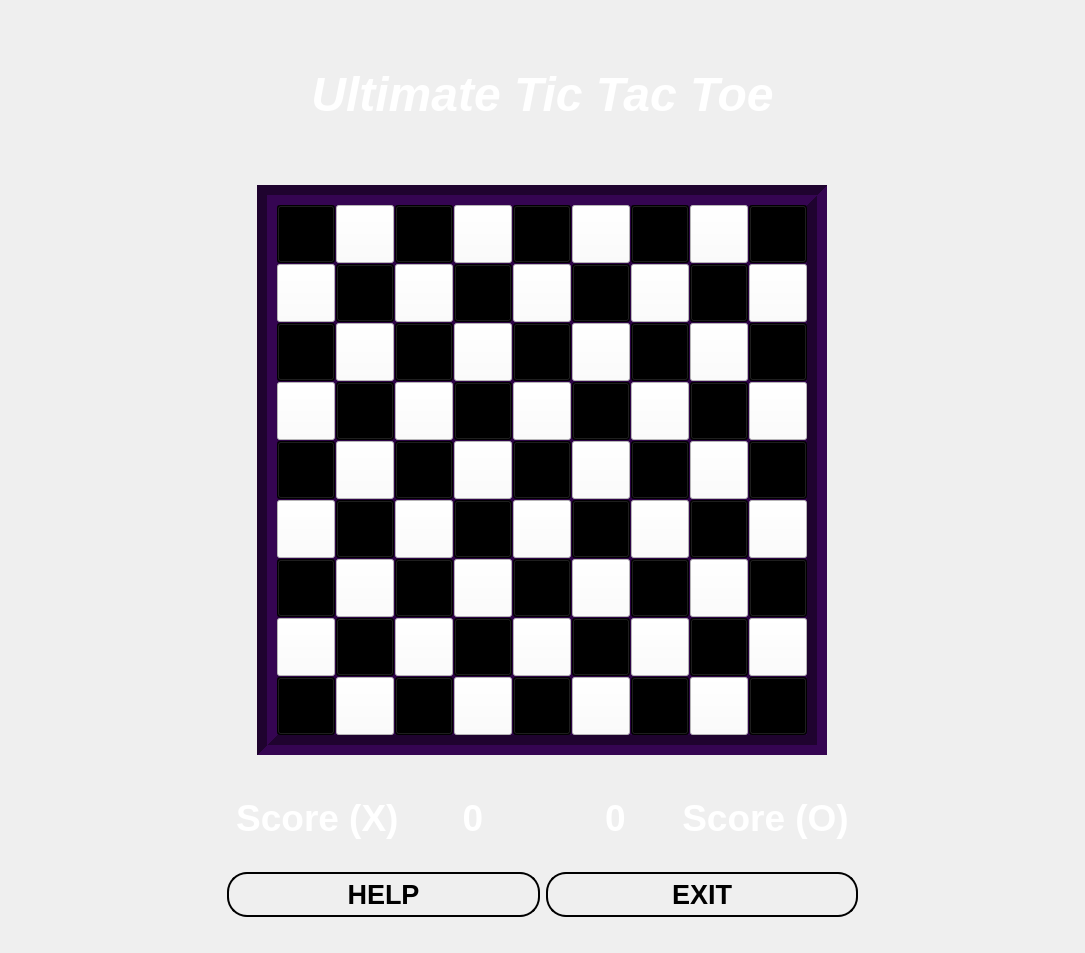
The window that ultimategame.ui (Mohammed-3tef/Tic_Tac_Masterpiece_GUI) describes before a commit, drawn with Qt 5.
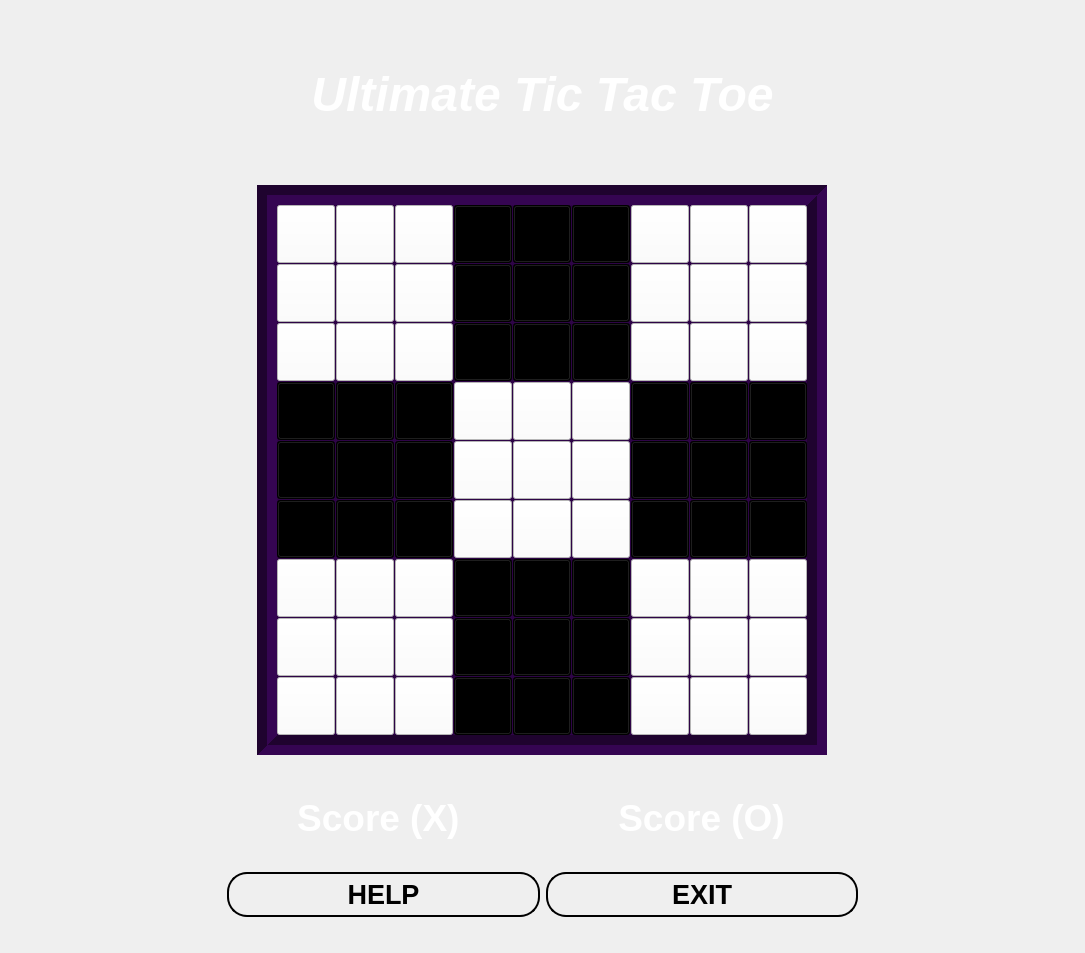
The same window after the commit.

The edit to the form file:
```diff
--- a/ultimategame.ui
+++ b/ultimategame.ui
@@ -129,7 +129,8 @@
                   </sizepolicy>
                  </property>
                  <property name="styleSheet">
-                  <string notr="true">background-color:rgb(0,0,0);</string>
+                  <string notr="true">background-color:#fff
+;</string>
                  </property>
                  <property name="text">
                   <string/>
@@ -161,7 +162,8 @@
                   </sizepolicy>
                  </property>
                  <property name="styleSheet">
-                  <string notr="true">background-color:rgb(0,0,0);</string>
+                  <string notr="true">background-color:#fff
+;</string>
                  </property>
                  <property name="text">
                   <string/>
@@ -177,7 +179,7 @@
                   </sizepolicy>
                  </property>
                  <property name="styleSheet">
-                  <string notr="true">background-color: rgb(255, 255, 255);</string>
+                  <string notr="true">background-color:rgb(0,0,0);</string>
                  </property>
                  <property name="text">
                   <string/>
@@ -209,7 +211,7 @@
                   </sizepolicy>
                  </property>
                  <property name="styleSheet">
-                  <string notr="true">background-color: rgb(255, 255, 255);</string>
+                  <string notr="true">background-color:rgb(0,0,0);</string>
                  </property>
                  <property name="text">
                   <string/>
@@ -225,7 +227,8 @@
                   </sizepolicy>
                  </property>
                  <property name="styleSheet">
-                  <string notr="true">background-color:rgb(0,0,0);</string>
+                  <string notr="true">background-color:#fff
+;</string>
                  </property>
                  <property name="text">
                   <string/>
@@ -257,7 +260,8 @@
                   </sizepolicy>
                  </property>
                  <property name="styleSheet">
-                  <string notr="true">background-color:rgb(0,0,0);</string>
+                  <string notr="true">background-color:#fff
+;</string>
                  </property>
                  <property name="text">
                   <string/>
@@ -289,7 +293,8 @@
                   </sizepolicy>
                  </property>
                  <property name="styleSheet">
-                  <string notr="true">background-color:rgb(0,0,0);</string>
+                  <string notr="true">background-color:#fff
+;</string>
                  </property>
                  <property name="text">
                   <string/>
@@ -337,7 +342,7 @@
                   </sizepolicy>
                  </property>
                  <property name="styleSheet">
-                  <string notr="true">background-color: rgb(255, 255, 255);</string>
+                  <string notr="true">background-color:rgb(0,0,0);</string>
                  </property>
                  <property name="text">
                   <string/>
@@ -385,7 +390,8 @@
                   </sizepolicy>
                  </property>
                  <property name="styleSheet">
-                  <string notr="true">background-color:rgb(0,0,0);</string>
+                  <string notr="true">background-color:#fff
+;</string>
                  </property>
                  <property name="text">
                   <string/>
@@ -417,7 +423,8 @@
                   </sizepolicy>
                  </property>
                  <property name="styleSheet">
-                  <string notr="true">background-color:rgb(0,0,0);</string>
+                  <string notr="true">background-color:#fff
+;</string>
                  </property>
                  <property name="text">
                   <string/>
@@ -449,7 +456,8 @@
                   </sizepolicy>
                  </property>
                  <property name="styleSheet">
-                  <string notr="true">background-color:rgb(0,0,0);</string>
+                  <string notr="true">background-color:#fff
+;</string>
                  </property>
                  <property name="text">
                   <string/>
@@ -465,7 +473,7 @@
                   </sizepolicy>
                  </property>
                  <property name="styleSheet">
-                  <string notr="true">background-color: rgb(255, 255, 255);</string>
+                  <string notr="true">background-color:rgb(0,0,0);</string>
                  </property>
                  <property name="text">
                   <string/>
@@ -497,7 +505,7 @@
                   </sizepolicy>
                  </property>
                  <property name="styleSheet">
-                  <string notr="true">background-color: rgb(255, 255, 255);</string>
+                  <string notr="true">background-color:rgb(0,0,0);</string>
                  </property>
                  <property name="text">
                   <string/>
@@ -513,7 +521,8 @@
                   </sizepolicy>
                  </property>
                  <property name="styleSheet">
-                  <string notr="true">background-color:rgb(0,0,0);</string>
+                  <string notr="true">background-color:#fff
+;</string>
                  </property>
                  <property name="text">
                   <string/>
@@ -545,7 +554,8 @@
                   </sizepolicy>
                  </property>
                  <property name="styleSheet">
-                  <string notr="true">background-color:rgb(0,0,0);</string>
+                  <string notr="true">background-color:#fff
+;</string>
                  </property>
                  <property name="text">
                   <string/>
@@ -561,7 +571,7 @@
                   </sizepolicy>
                  </property>
                  <property name="styleSheet">
-                  <string notr="true">background-color: rgb(255, 255, 255);</string>
+                  <string notr="true">background-color:rgb(0,0,0);</string>
                  </property>
                  <property name="text">
                   <string/>
@@ -593,7 +603,7 @@
                   </sizepolicy>
                  </property>
                  <property name="styleSheet">
-                  <string notr="true">background-color: rgb(255, 255, 255);</string>
+                  <string notr="true">background-color:rgb(0,0,0);</string>
                  </property>
                  <property name="text">
                   <string/>
@@ -609,7 +619,8 @@
                   </sizepolicy>
                  </property>
                  <property name="styleSheet">
-                  <string notr="true">background-color:rgb(0,0,0);</string>
+                  <string notr="true">background-color:#fff
+;</string>
                  </property>
                  <property name="text">
                   <string/>
@@ -641,7 +652,8 @@
                   </sizepolicy>
                  </property>
                  <property name="styleSheet">
-                  <string notr="true">background-color:rgb(0,0,0);</string>
+                  <string notr="true">background-color:#fff
+;</string>
                  </property>
                  <property name="text">
                   <string/>
@@ -657,7 +669,7 @@
                   </sizepolicy>
                  </property>
                  <property name="styleSheet">
-                  <string notr="true">background-color: rgb(255, 255, 255);</string>
+                  <string notr="true">background-color:rgb(0,0,0);</string>
                  </property>
                  <property name="text">
                   <string/>
@@ -689,7 +701,7 @@
                   </sizepolicy>
                  </property>
                  <property name="styleSheet">
-                  <string notr="true">background-color: rgb(255, 255, 255);</string>
+                  <string notr="true">background-color:rgb(0,0,0);</string>
                  </property>
                  <property name="text">
                   <string/>
@@ -721,7 +733,7 @@
                   </sizepolicy>
                  </property>
                  <property name="styleSheet">
-                  <string notr="true">background-color: rgb(255, 255, 255);</string>
+                  <string notr="true">background-color:rgb(0,0,0);</string>
                  </property>
                  <property name="text">
                   <string/>
@@ -769,7 +781,8 @@
                   </sizepolicy>
                  </property>
                  <property name="styleSheet">
-                  <string notr="true">background-color:rgb(0,0,0);</string>
+                  <string notr="true">background-color:#fff
+;</string>
                  </property>
                  <property name="text">
                   <string/>
@@ -817,7 +830,7 @@
                   </sizepolicy>
                  </property>
                  <property name="styleSheet">
-                  <string notr="true">background-color: rgb(255, 255, 255);</string>
+                  <string notr="true">background-color:rgb(0,0,0);</string>
                  </property>
                  <property name="text">
                   <string/>
@@ -849,7 +862,7 @@
                   </sizepolicy>
                  </property>
                  <property name="styleSheet">
-                  <string notr="true">background-color: rgb(255, 255, 255);</string>
+                  <string notr="true">background-color:rgb(0,0,0);</string>
                  </property>
                  <property name="text">
                   <string/>
@@ -881,7 +894,7 @@
                   </sizepolicy>
                  </property>
                  <property name="styleSheet">
-                  <string notr="true">background-color: rgb(255, 255, 255);</string>
+                  <string notr="true">background-color:rgb(0,0,0);</string>
                  </property>
                  <property name="text">
                   <string/>
@@ -897,7 +910,8 @@
                   </sizepolicy>
                  </property>
                  <property name="styleSheet">
-                  <string notr="true">background-color:rgb(0,0,0);</string>
+                  <string notr="true">background-color:#fff
+;</string>
                  </property>
                  <property name="text">
                   <string/>
@@ -929,7 +943,8 @@
                   </sizepolicy>
                  </property>
                  <property name="styleSheet">
-                  <string notr="true">background-color:rgb(0,0,0);</string>
+                  <string notr="true">background-color:#fff
+;</string>
                  </property>
                  <property name="text">
                   <string/>
@@ -945,7 +960,7 @@
                   </sizepolicy>
                  </property>
                  <property name="styleSheet">
-                  <string notr="true">background-color: rgb(255, 255, 255);</string>
+                  <string notr="true">background-color:rgb(0,0,0);</string>
                  </property>
                  <property name="text">
                   <string/>
@@ -977,7 +992,7 @@
                   </sizepolicy>
                  </property>
                  <property name="styleSheet">
-                  <string notr="true">background-color: rgb(255, 255, 255);</string>
+                  <string notr="true">background-color:rgb(0,0,0);</string>
                  </property>
                  <property name="text">
                   <string/>
@@ -993,7 +1008,8 @@
                   </sizepolicy>
                  </property>
                  <property name="styleSheet">
-                  <string notr="true">background-color:rgb(0,0,0);</string>
+                  <string notr="true">background-color:#fff
+;</string>
                  </property>
                  <property name="text">
                   <string/>
@@ -1025,7 +1041,8 @@
                   </sizepolicy>
                  </property>
                  <property name="styleSheet">
-                  <string notr="true">background-color:rgb(0,0,0);</string>
+                  <string notr="true">background-color:#fff
+;</string>
                  </property>
                  <property name="text">
                   <string/>
@@ -1041,7 +1058,7 @@
                   </sizepolicy>
                  </property>
                  <property name="styleSheet">
-                  <string notr="true">background-color: rgb(255, 255, 255);</string>
+                  <string notr="true">background-color:rgb(0,0,0);</string>
                  </property>
                  <property name="text">
                   <string/>
@@ -1073,7 +1090,7 @@
                   </sizepolicy>
                  </property>
                  <property name="styleSheet">
-                  <string notr="true">background-color: rgb(255, 255, 255);</string>
+                  <string notr="true">background-color:rgb(0,0,0);</string>
                  </property>
                  <property name="text">
                   <string/>
@@ -1089,7 +1106,8 @@
                   </sizepolicy>
                  </property>
                  <property name="styleSheet">
-                  <string notr="true">background-color:rgb(0,0,0);</string>
+                  <string notr="true">background-color:#fff
+;</string>
                  </property>
                  <property name="text">
                   <string/>
@@ -1121,7 +1139,8 @@
                   </sizepolicy>
                  </property>
                  <property name="styleSheet">
-                  <string notr="true">background-color:rgb(0,0,0);</string>
+                  <string notr="true">background-color:#fff
+;</string>
                  </property>
                  <property name="text">
                   <string/>
@@ -1153,7 +1172,8 @@
                   </sizepolicy>
                  </property>
                  <property name="styleSheet">
-                  <string notr="true">background-color:rgb(0,0,0);</string>
+                  <string notr="true">background-color:#fff
+;</string>
                  </property>
                  <property name="text">
                   <string/>
@@ -1201,7 +1221,7 @@
                   </sizepolicy>
                  </property>
                  <property name="styleSheet">
-                  <string notr="true">background-color: rgb(255, 255, 255);</string>
+                  <string notr="true">background-color:rgb(0,0,0);</string>
                  </property>
                  <property name="text">
                   <string/>
@@ -1249,7 +1269,8 @@
                   </sizepolicy>
                  </property>
                  <property name="styleSheet">
-                  <string notr="true">background-color:rgb(0,0,0);</string>
+                  <string notr="true">background-color:#fff
+;</string>
                  </property>
                  <property name="text">
                   <string/>
@@ -1281,7 +1302,8 @@
                   </sizepolicy>
                  </property>
                  <property name="styleSheet">
-                  <string notr="true">background-color:rgb(0,0,0);</string>
+                  <string notr="true">background-color:#fff
+;</string>
                  </property>
                  <property name="text">
                   <string/>
@@ -1313,7 +1335,8 @@
                   </sizepolicy>
                  </property>
                  <property name="styleSheet">
-                  <string notr="true">background-color:rgb(0,0,0);</string>
+                  <string notr="true">background-color:#fff
+;</string>
                  </property>
                  <property name="text">
                   <string/>
@@ -1329,7 +1352,7 @@
                   </sizepolicy>
                  </property>
                  <property name="styleSheet">
-                  <string notr="true">background-color: rgb(255, 255, 255);</string>
+                  <string notr="true">background-color:rgb(0,0,0);</string>
                  </property>
                  <property name="text">
                   <string/>
@@ -1361,7 +1384,7 @@
                   </sizepolicy>
                  </property>
                  <property name="styleSheet">
-                  <string notr="true">background-color: rgb(255, 255, 255);</string>
+                  <string notr="true">background-color:rgb(0,0,0);</string>
                  </property>
                  <property name="text">
                   <string/>
@@ -1377,7 +1400,8 @@
                   </sizepolicy>
                  </property>
                  <property name="styleSheet">
-                  <string notr="true">background-color:rgb(0,0,0);</string>
+                  <string notr="true">background-color:#fff
+;</string>
                  </property>
                  <property name="text">
                   <string/>
@@ -1409,7 +1433,8 @@
                   </sizepolicy>
                  </property>
                  <property name="styleSheet">
-                  <string notr="true">background-color:rgb(0,0,0);</string>
+                  <string notr="true">background-color:#fff
+;</string>
                  </property>
                  <property name="text">
                   <string/>
@@ -1471,62 +1496,12 @@
                     </property>
                    </widget>
                   </item>
-                  <item>
-                   <widget class="QLabel" name="XX">
-                    <property name="font">
-                     <font>
-                      <pointsize>28</pointsize>
-                      <bold>true</bold>
-                     </font>
-                    </property>
-                    <property name="styleSheet">
-                     <string notr="true">color: white;</string>
-                    </property>
-                    <property name="frameShape">
-                     <enum>QFrame::Shape::NoFrame</enum>
-                    </property>
-                    <property name="lineWidth">
-                     <number>2</number>
-                    </property>
-                    <property name="text">
-                     <string>0</string>
-                    </property>
-                    <property name="alignment">
-                     <set>Qt::AlignmentFlag::AlignCenter</set>
-                    </property>
-                   </widget>
-                  </item>
                  </layout>
                 </widget>
                </item>
                <item>
                 <widget class="QFrame" name="frame">
                  <layout class="QHBoxLayout" name="horizontalLayout">
-                  <item>
-                   <widget class="QLabel" name="OO">
-                    <property name="font">
-                     <font>
-                      <pointsize>28</pointsize>
-                      <bold>true</bold>
-                     </font>
-                    </property>
-                    <property name="styleSheet">
-                     <string notr="true">color: white;</string>
-                    </property>
-                    <property name="frameShape">
-                     <enum>QFrame::Shape::NoFrame</enum>
-                    </property>
-                    <property name="lineWidth">
-                     <number>2</number>
-                    </property>
-                    <property name="text">
-                     <string>0</string>
-                    </property>
-                    <property name="alignment">
-                     <set>Qt::AlignmentFlag::AlignCenter</set>
-                    </property>
-                   </widget>
-                  </item>
                   <item alignment="Qt::AlignmentFlag::AlignHCenter">
                    <widget class="QLabel" name="ScoreO">
                     <property name="font">
```
